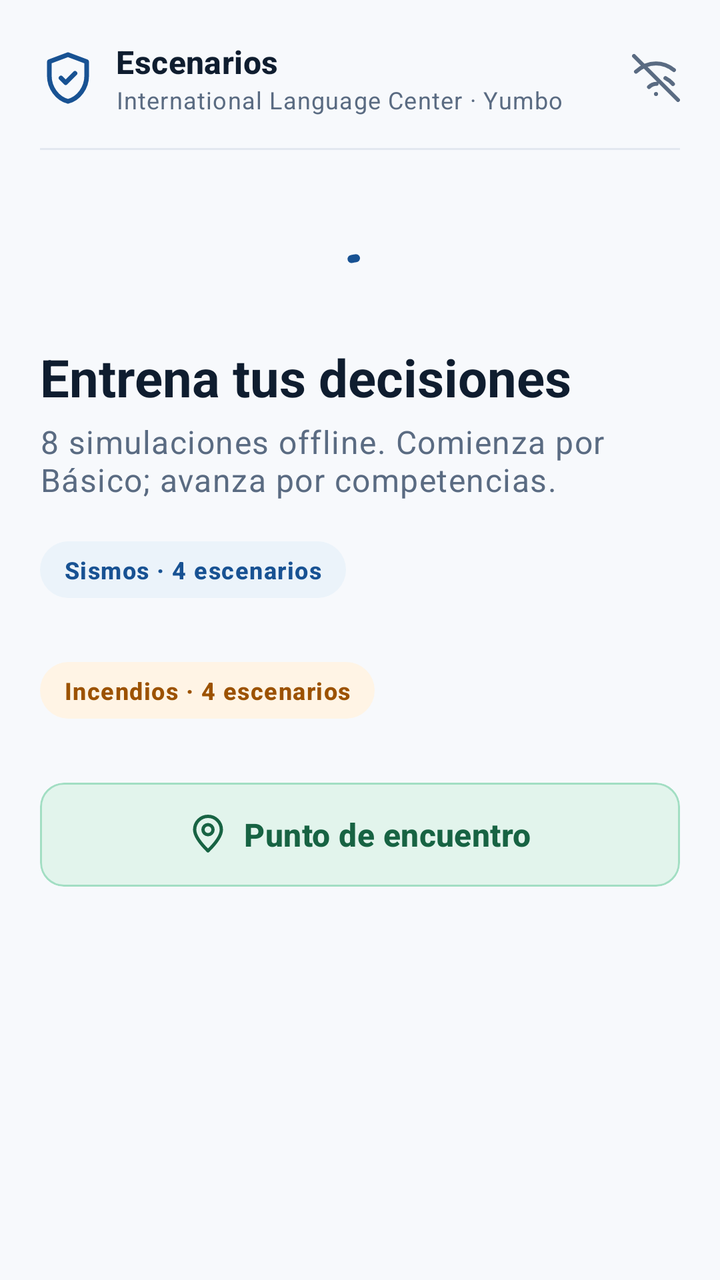
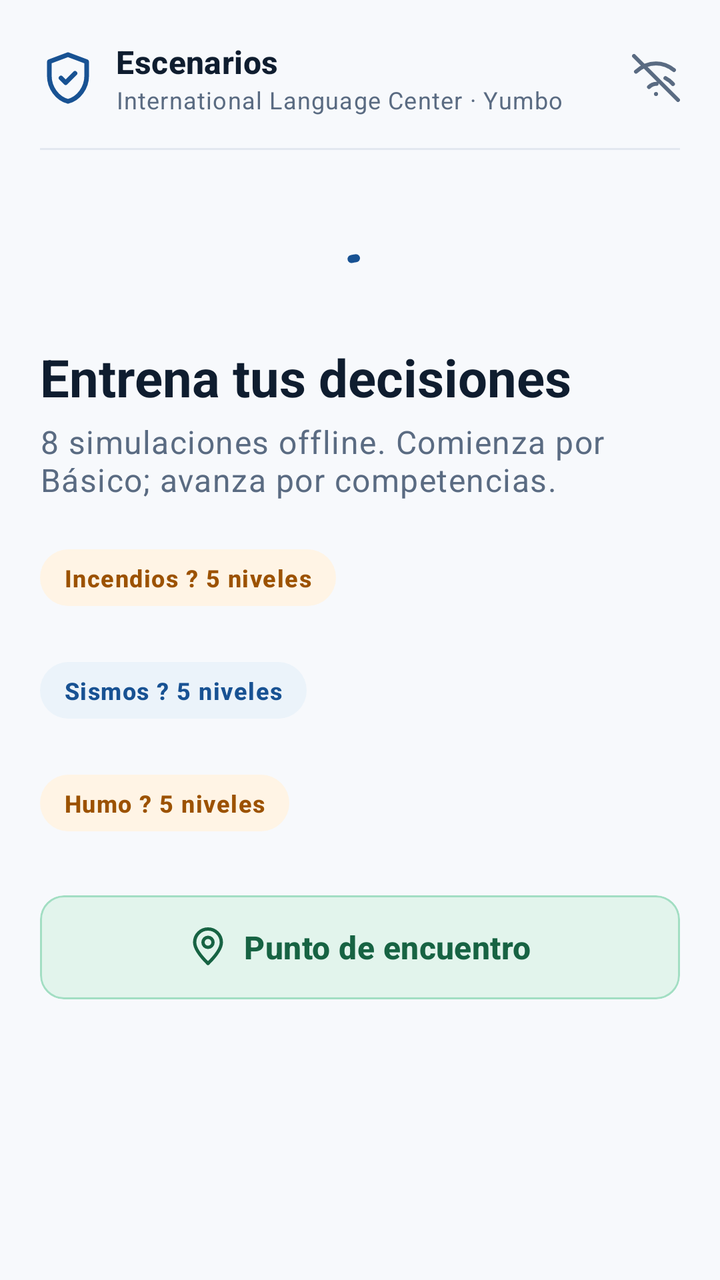

Compare the two renders of this Android layout. The source of the first and the diff that turns it into the second are given below.
<!-- AndroidManifest.xml: application theme Theme.CrisisSim -->
<!-- res/layout/fragment_levels.xml -->
<?xml version="1.0" encoding="utf-8"?>
<ScrollView xmlns:android="http://schemas.android.com/apk/res/android"
    xmlns:app="http://schemas.android.com/apk/res-auto"
    xmlns:tools="http://schemas.android.com/tools"
    android:layout_width="match_parent"
    android:layout_height="match_parent"
    android:background="@color/background_light"
    android:clipToPadding="false"
    android:fillViewport="true"
    tools:context=".presentation.ui.levels.LevelsFragment">

    <LinearLayout
        android:layout_width="match_parent"
        android:layout_height="wrap_content"
        android:orientation="vertical"
        android:padding="20dp">

        
        <LinearLayout
            android:layout_width="match_parent"
            android:layout_height="wrap_content"
            android:gravity="center_vertical"
            android:orientation="horizontal"
            android:paddingBottom="16dp">

            <ImageView
                android:layout_width="28dp"
                android:layout_height="28dp"
                android:contentDescription="@string/catalog_header_title"
                android:src="@drawable/ic_shield" />

            <LinearLayout
                android:layout_width="0dp"
                android:layout_height="wrap_content"
                android:layout_marginStart="10dp"
                android:layout_weight="1"
                android:orientation="vertical">

                <TextView
                    android:layout_width="wrap_content"
                    android:layout_height="wrap_content"
                    android:text="@string/catalog_header_title"
                    android:textAppearance="?attr/textAppearanceTitleMedium"
                    android:textColor="@color/text_primary"
                    android:textStyle="bold" />

                <TextView
                    android:layout_width="wrap_content"
                    android:layout_height="wrap_content"
                    android:text="@string/app_subtitle"
                    android:textAppearance="?attr/textAppearanceBodySmall"
                    android:textColor="@color/text_secondary" />
            </LinearLayout>

            <ImageView
                android:layout_width="24dp"
                android:layout_height="24dp"
                android:contentDescription="@string/badge_offline"
                android:src="@drawable/ic_offline" />
        </LinearLayout>

        <View
            android:layout_width="match_parent"
            android:layout_height="1dp"
            android:layout_marginBottom="16dp"
            android:background="#E2E8F0" />

        <com.google.android.material.progressindicator.CircularProgressIndicator
            android:id="@+id/progress_loading"
            android:layout_width="wrap_content"
            android:layout_height="wrap_content"
            android:layout_gravity="center_horizontal"
            android:layout_marginTop="32dp"
            android:indeterminate="true" />

        
        <TextView
            android:layout_width="match_parent"
            android:layout_height="wrap_content"
            android:text="@string/catalog_title"
            android:textAppearance="?attr/textAppearanceHeadlineMedium"
            android:textColor="@color/text_primary"
            android:textSize="26sp"
            android:textStyle="bold" />

        
        <TextView
            android:layout_width="match_parent"
            android:layout_height="wrap_content"
            android:layout_marginTop="4dp"
            android:text="@string/catalog_subtitle"
            android:textAppearance="?attr/textAppearanceBodyLarge"
            android:textColor="@color/text_secondary" />

        
        <TextView
            android:layout_width="wrap_content"
            android:layout_height="wrap_content"
            android:layout_marginTop="20dp"
            android:background="@drawable/bg_pill_sismos"
            android:paddingHorizontal="12dp"
            android:paddingVertical="6dp"
            android:text="Sismos · 4 escenarios"
            android:textAppearance="?attr/textAppearanceLabelMedium"
            android:textColor="@color/primary"
            android:textStyle="bold" />

        <LinearLayout
            android:id="@+id/container_sismos"
            android:layout_width="match_parent"
            android:layout_height="wrap_content"
            android:layout_marginTop="8dp"
            android:orientation="vertical" />

        
        <TextView
            android:layout_width="wrap_content"
            android:layout_height="wrap_content"
            android:layout_marginTop="24dp"
            android:background="@drawable/bg_pill_incendios"
            android:paddingHorizontal="12dp"
            android:paddingVertical="6dp"
            android:text="Incendios · 4 escenarios"
            android:textAppearance="?attr/textAppearanceLabelMedium"
            android:textColor="@color/incendios_badge_text"
            android:textStyle="bold" />

        <LinearLayout
            android:id="@+id/container_incendios"
            android:layout_width="match_parent"
            android:layout_height="wrap_content"
            android:layout_marginTop="8dp"
            android:orientation="vertical" />

        
        <com.google.android.material.card.MaterialCardView
            android:id="@+id/card_meeting_point"
            android:layout_width="match_parent"
            android:layout_height="52dp"
            android:layout_marginTop="24dp"
            android:clickable="true"
            android:focusable="true"
            app:cardBackgroundColor="@color/meeting_point_bg"
            app:cardCornerRadius="12dp"
            app:cardElevation="0dp"
            app:strokeColor="@color/meeting_point_border"
            app:strokeWidth="1dp">

            <LinearLayout
                android:layout_width="match_parent"
                android:layout_height="match_parent"
                android:gravity="center"
                android:orientation="horizontal">

                <ImageView
                    android:layout_width="20dp"
                    android:layout_height="20dp"
                    android:contentDescription="@string/meeting_point_button"
                    android:src="@drawable/ic_meeting_point" />

                <TextView
                    android:layout_width="wrap_content"
                    android:layout_height="wrap_content"
                    android:layout_marginStart="8dp"
                    android:text="@string/meeting_point_button"
                    android:textAppearance="?attr/textAppearanceTitleMedium"
                    android:textColor="@color/meeting_point_text"
                    android:textStyle="bold" />
            </LinearLayout>
        </com.google.android.material.card.MaterialCardView>
    </LinearLayout>
</ScrollView>
<!-- resources referenced by this layout -->
<resources>
  <color name="background_light">#F7F9FC</color>
  <color name="incendios_badge_text">#9C5200</color>
  <color name="meeting_point_bg">#E2F4EC</color>
  <color name="meeting_point_border">#A2DEC3</color>
  <color name="meeting_point_text">#176343</color>
  <color name="primary">#185293</color>
  <color name="text_primary">#0F1D2F</color>
  <color name="text_secondary">#5A6B82</color>
  <!-- drawable bg_pill_incendios (drawable) -->
  <?xml version="1.0" encoding="utf-8"?>
  <shape xmlns:android="http://schemas.android.com/apk/res/android"
      android:shape="rectangle">
      <solid android:color="@color/incendios_badge_bg" />
      <corners android:radius="16dp" />
  </shape>
  <!-- drawable bg_pill_sismos (drawable) -->
  <?xml version="1.0" encoding="utf-8"?>
  <shape xmlns:android="http://schemas.android.com/apk/res/android"
      android:shape="rectangle">
      <solid android:color="@color/sismos_badge_bg" />
      <corners android:radius="16dp" />
  </shape>
  <!-- drawable ic_meeting_point (drawable) -->
  <vector xmlns:android="http://schemas.android.com/apk/res/android"
      android:width="24dp"
      android:height="24dp"
      android:viewportWidth="24"
      android:viewportHeight="24">
    <path
        android:fillColor="#00000000"
        android:pathData="M12,21.7C17.3,16.5 20,12.5 20,9a8,8 0,1 0,-16 0c0,3.5 2.7,7.5 8,12.7z"
        android:strokeColor="#176343"
        android:strokeWidth="2"
        android:strokeLineCap="round"
        android:strokeLineJoin="round"/>
    <path
        android:fillColor="#00000000"
        android:pathData="M12,9m-3,0a3,3 0,1 0,6 0a3,3 0,1 0,-6 0"
        android:strokeColor="#176343"
        android:strokeWidth="2"/>
  </vector>
  <!-- drawable ic_offline (drawable) -->
  <vector xmlns:android="http://schemas.android.com/apk/res/android"
      android:width="24dp"
      android:height="24dp"
      android:viewportWidth="24"
      android:viewportHeight="24">
    <path
        android:fillColor="#00000000"
        android:pathData="M1,1l22,22M16.72,12.06C18.17,12.78 19.46,13.8 20.46,15.01M12,20h.01M8.5,16.5c1.01,-1.01 2.37,-1.6 3.8,-1.60M2,8.82C4.84,6.23 8.35,4.72 12,4.72c3.21,0 6.33,1.18 8.97,3.3"
        android:strokeColor="#5A6B82"
        android:strokeWidth="2"
        android:strokeLineCap="round"
        android:strokeLineJoin="round"/>
  </vector>
  <string name="app_subtitle">International Language Center · Yumbo</string>
  <string name="badge_offline">Entrenamiento sin internet</string>
  <string name="catalog_header_title">Escenarios</string>
  <string name="catalog_subtitle">8 simulaciones offline. Comienza por Básico; avanza por competencias.</string>
  <string name="catalog_title">Entrena tus decisiones</string>
  <string name="meeting_point_button">Punto de encuentro</string>
  <style name="Theme.CrisisSim" parent="Base.Theme.CrisisSim" />
  <color name="incendios_badge_bg">#FFF4E5</color>
  <color name="sismos_badge_bg">#EBF3FA</color>
  <style name="Base.Theme.CrisisSim" parent="Theme.Material3.DayNight.NoActionBar">
          
          <item name="colorPrimary">@color/primary</item>
          <item name="colorPrimaryVariant">@color/primary_dark</item>
          <item name="colorOnPrimary">@color/surface_light</item>
          <item name="android:colorBackground">@color/background_light</item>
          <item name="colorSurface">@color/surface_light</item>
      </style>
  <color name="primary_dark">#0F3968</color>
  <color name="surface_light">#FFFFFF</color>
  <!-- unchanged entries left out for length: 1 -->
</resources>

<!-- the commit's change to res/layout/fragment_levels.xml (unified diff, before → after) -->
@@ -96,11 +96,31 @@
         <TextView
             android:layout_width="wrap_content"
             android:layout_height="wrap_content"
+            android:layout_marginTop="24dp"
+            android:background="@drawable/bg_pill_incendios"
+            android:paddingHorizontal="12dp"
+            android:paddingVertical="6dp"
+            android:text="Incendios ? 5 niveles"
+            android:textAppearance="?attr/textAppearanceLabelMedium"
+            android:textColor="@color/incendios_badge_text"
+            android:textStyle="bold" />
+
+        <LinearLayout
+            android:id="@+id/container_incendios"
+            android:layout_width="match_parent"
+            android:layout_height="wrap_content"
+            android:layout_marginTop="8dp"
+            android:orientation="vertical" />
+
+        
+        <TextView
+            android:layout_width="wrap_content"
+            android:layout_height="wrap_content"
             android:layout_marginTop="20dp"
             android:background="@drawable/bg_pill_sismos"
             android:paddingHorizontal="12dp"
             android:paddingVertical="6dp"
-            android:text="Sismos · 4 escenarios"
+            android:text="Sismos ? 5 niveles"
             android:textAppearance="?attr/textAppearanceLabelMedium"
             android:textColor="@color/primary"
             android:textStyle="bold" />
@@ -116,17 +136,17 @@
         <TextView
             android:layout_width="wrap_content"
             android:layout_height="wrap_content"
-            android:layout_marginTop="24dp"
+            android:layout_marginTop="20dp"
             android:background="@drawable/bg_pill_incendios"
             android:paddingHorizontal="12dp"
             android:paddingVertical="6dp"
-            android:text="Incendios · 4 escenarios"
+            android:text="Humo ? 5 niveles"
             android:textAppearance="?attr/textAppearanceLabelMedium"
             android:textColor="@color/incendios_badge_text"
             android:textStyle="bold" />
 
         <LinearLayout
-            android:id="@+id/container_incendios"
+            android:id="@+id/container_humo"
             android:layout_width="match_parent"
             android:layout_height="wrap_content"
             android:layout_marginTop="8dp"
